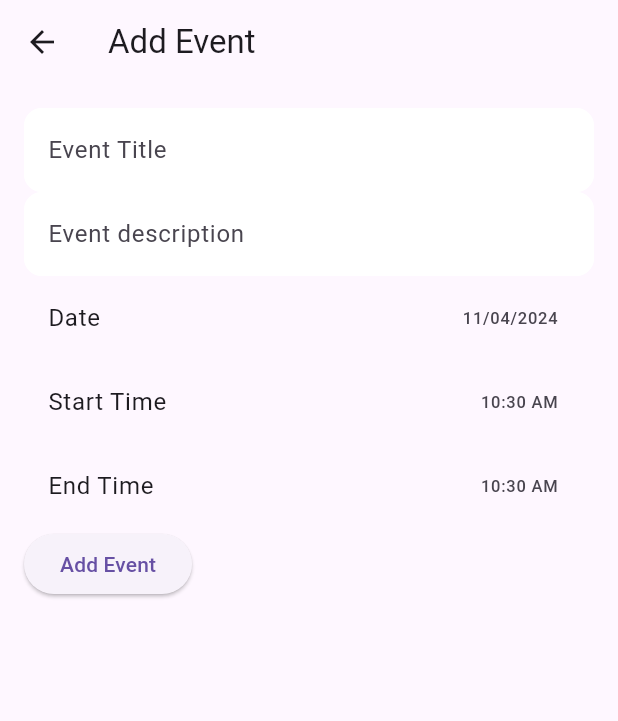
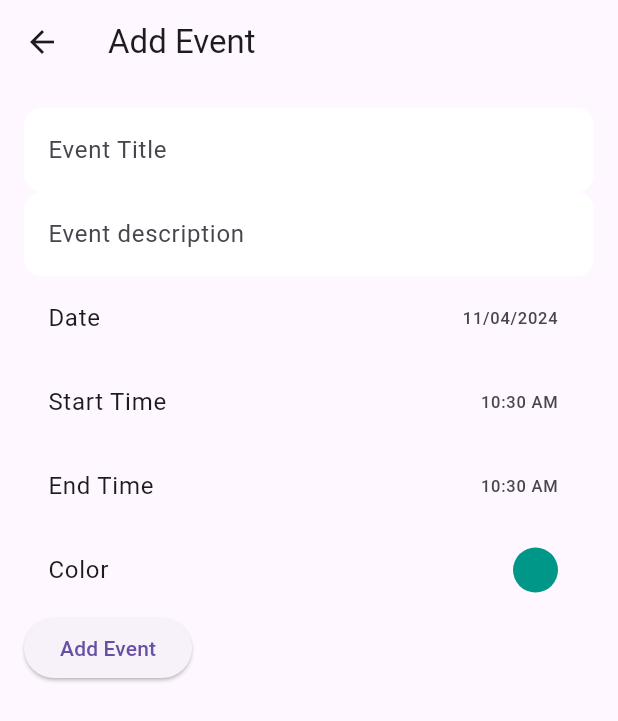
Before and after one commit to HashmiShareeb/smartapp_project24, a Flutter app: the TimeTableData screen opened directly, after a tap on the "add" icon, on a phone screen of 412 x 824 dp. Shown: the top 721 px of the screen. Run offline on Flutter 3.47's test engine with Material 3 defaults, Android fonts, the phone set to English and light mode, and no system bars; drawn by our look-alikes of calendar_view; our stand-ins replace firebase_auth, firebase_core, flutter_colorpicker; accounts and stored records are empty.

Commit message:
feat:added color picker package, styling plus add event functionality and overflow fixes

```diff
--- a/lib/main.dart
+++ b/lib/main.dart
@@ -26,6 +26,12 @@ class MainApp extends StatelessWidget {
     return CalendarControllerProvider(
       controller: EventController()..addAll(_events),
       child: MaterialApp(
+        theme: ThemeData(
+          primarySwatch: Colors.blue,
+        ),
+        darkTheme: ThemeData.dark(),
+        themeMode: ThemeMode.system,
+        themeAnimationCurve: Curves.easeInOutCubic,
         debugShowCheckedModeBanner: false,
         scrollBehavior: const ScrollBehavior().copyWith(
           dragDevices: {
@@ -64,17 +70,17 @@ List<CalendarEventData> _events = [
   CalendarEventData(
     //firestore
     date: _now,
-    startTime: DateTime(_now.year, _now.month, _now.day, 8),
+    startTime: DateTime(_now.year, _now.month, _now.day, 8, 30),
     endTime: DateTime(_now.year, _now.month, _now.day, 12),
-    title: "Chemistry Viva",
-    description: "Today is Joe's birthday.",
+    title: "Frontend Development",
+    description: "Theorie Next.js and tailwindcss",
   ),
   CalendarEventData(
     date: _now.add(Duration(days: 1)),
     startTime: DateTime(_now.year, _now.month, _now.day, 18),
     endTime: DateTime(_now.year, _now.month, _now.day, 19),
-    title: "Wedding anniversary",
-    description: "Attend uncle's wedding anniversary.",
+    title: "Backend Development",
+    description: ".NET Core and C#",
   ),
   CalendarEventData(
     date: _now,
--- a/lib/pages/event_form.dart
+++ b/lib/pages/event_form.dart
@@ -3,6 +3,7 @@
 import 'package:flutter/material.dart';
 import 'package:intl/intl.dart';
 import 'package:calendar_view/calendar_view.dart';
+import 'package:flutter_colorpicker/flutter_colorpicker.dart';
 
 class EventFormPage extends StatefulWidget {
   const EventFormPage({Key? key}) : super(key: key);
@@ -57,6 +58,40 @@ class _EventFormPageState extends State<EventFormPage> {
         _selectedEndTime = picked;
       });
     }
+  }
+
+  Color _selectedColor = Colors.teal; // Default event color
+
+  // Color picker void
+  Future<void> _pickColor() async {
+    showDialog(
+      context: context,
+      builder: (BuildContext context) {
+        return AlertDialog(
+          title: const Text('Pick a color'),
+          content: SingleChildScrollView(
+            child: ColorPicker(
+              pickerColor: _selectedColor,
+              onColorChanged: (Color color) {
+                setState(() {
+                  _selectedColor = color;
+                });
+              },
+              showLabel: true,
+              pickerAreaHeightPercent: 0.8,
+            ),
+          ),
+          actions: <Widget>[
+            TextButton(
+              onPressed: () {
+                Navigator.of(context).pop();
+              },
+              child: const Text('OK'),
+            ),
+          ],
+        );
+      },
+    );
   }
 
   @override
@@ -126,6 +161,14 @@ class _EventFormPageState extends State<EventFormPage> {
               ),
               onTap: () => _pickEndTime(context),
             ),
+            ListTile(
+              title: const Text('Color'),
+              trailing: CircleAvatar(
+                backgroundColor: _selectedColor,
+                radius: 15,
+              ),
+              onTap: _pickColor,
+            ),
             ElevatedButton(
               onPressed: () {
                 final event = CalendarEventData(
@@ -147,6 +190,8 @@ class _EventFormPageState extends State<EventFormPage> {
                     _selectedEndTime.hour,
                     _selectedEndTime.minute,
                   ),
+                  color: Color(int.parse(_selectedColor.value.toRadixString(16),
+                      radix: 16)),
                 );
                 CalendarControllerProvider.of(context).controller.add(event);
 
--- a/lib/pages/home_page.dart
+++ b/lib/pages/home_page.dart
@@ -71,6 +71,8 @@ class _HomePageState extends State<HomePage> {
             _selectedIndex = index;
           });
         },
+
+        //teal theme
         destinations: const [
           NavigationDestination(
             icon: Icon(Icons.home_outlined),
--- a/lib/pages/timetable_data.dart
+++ b/lib/pages/timetable_data.dart
@@ -66,7 +66,6 @@ class _TimeTableDataState extends State<TimeTableData> {
                 DayView(
                   dateStringBuilder: (date, {secondaryDate}) =>
                       DateFormat('d MMMM yyyy').format(date),
-                  startHour: 8,
                   eventTileBuilder: (date, events, boundry, start, end) {
                     // Return a Container with the calculated height and event content
                     if (events[0]
@@ -79,7 +78,7 @@ class _TimeTableDataState extends State<TimeTableData> {
                         height: double.infinity,
                         padding: EdgeInsets.all(8.0),
                         decoration: BoxDecoration(
-                          color: Colors.teal,
+                          color: events[0].color,
                           borderRadius: BorderRadius.circular(5),
                         ),
                         child: Column(
@@ -100,7 +99,8 @@ class _TimeTableDataState extends State<TimeTableData> {
                     return Container(
                       width: double.infinity,
                       height: double.infinity,
-                      padding: EdgeInsets.all(8.0),
+                      padding:
+                          EdgeInsets.symmetric(horizontal: 8.0, vertical: 4.0),
                       decoration: BoxDecoration(
                         color: Colors
                             .teal, // Customize the background color as needed
@@ -108,6 +108,7 @@ class _TimeTableDataState extends State<TimeTableData> {
                       ),
                       child: Column(
                         crossAxisAlignment: CrossAxisAlignment.start,
+                        mainAxisSize: MainAxisSize.min,
                         children: [
                           Text(
                             events[0].title,
@@ -191,8 +192,9 @@ class _TimeTableDataState extends State<TimeTableData> {
           // );
           // CalendarControllerProvider.of(context).controller.add(event);
         },
-        child: const Icon(Icons.add),
+        child: Icon(Icons.add, color: Colors.teal[800]),
         shape: CircleBorder(),
+        backgroundColor: Colors.teal[50],
       ),
     );
   }
--- a/pubspec.yaml
+++ b/pubspec.yaml
@@ -13,6 +13,7 @@ dependencies:
   firebase_core: ^2.27.0
   flutter:
     sdk: flutter
+  flutter_colorpicker: ^1.0.3
   intl: ^0.19.0
 
 dev_dependencies:
```
Also changed, not shown: pubspec.lock.
